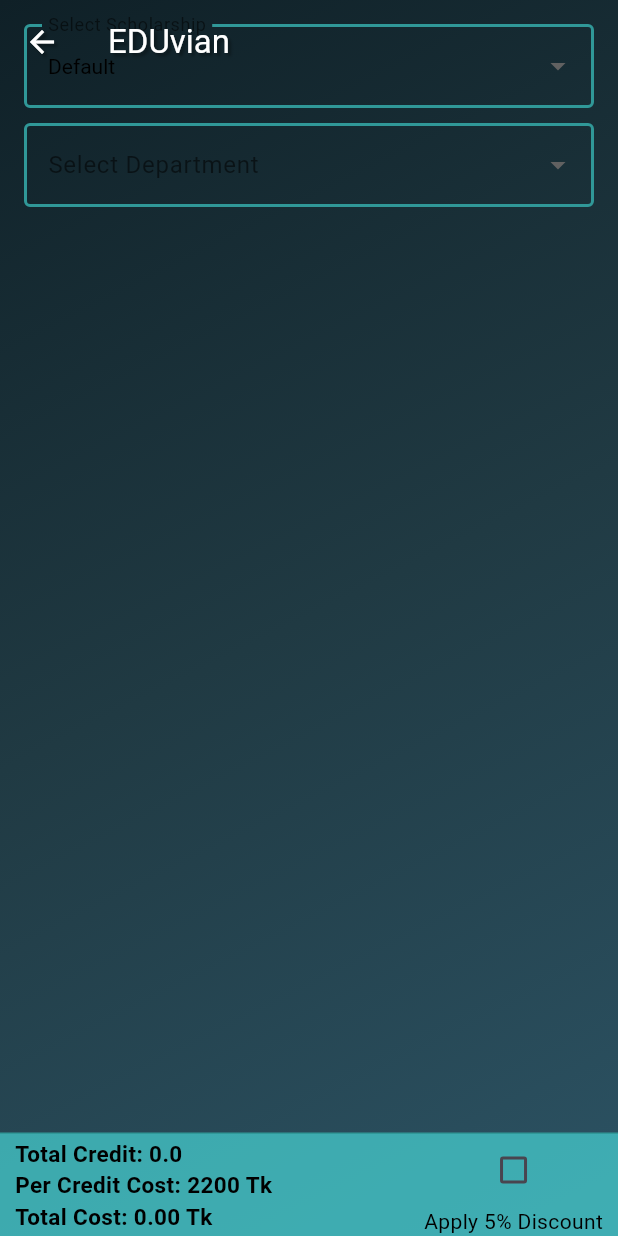
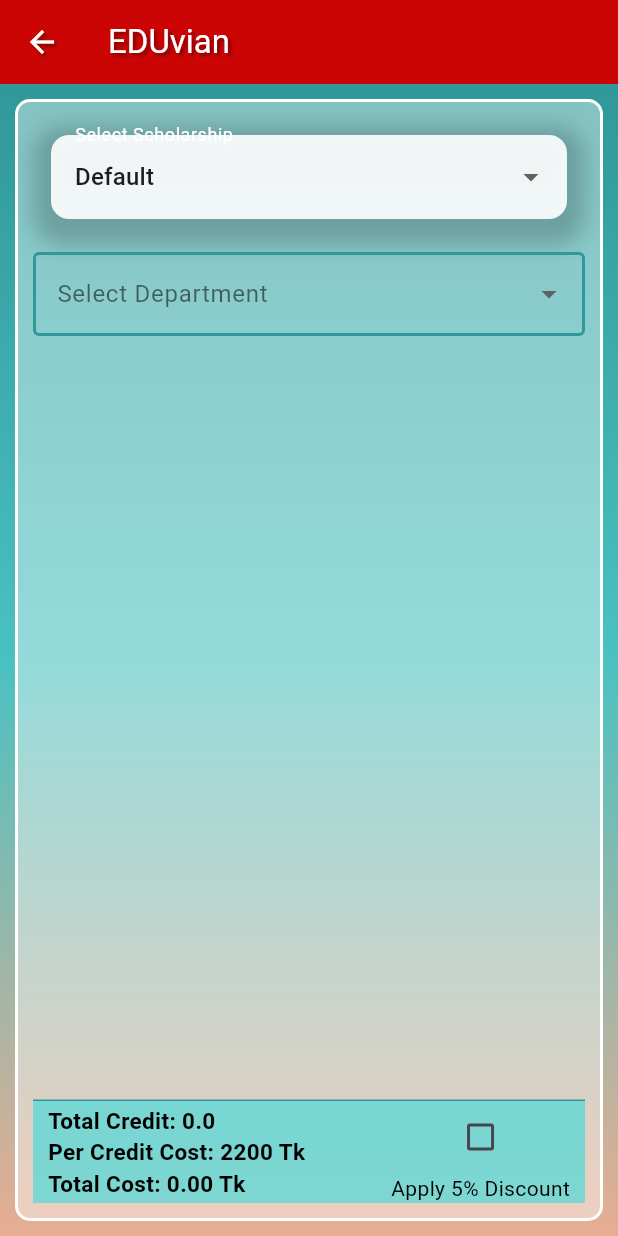
Before and after one commit to md-jihan/EDUvian, a Flutter app: the screen it shows after launch, on a phone screen of 412 x 824 dp. Run offline on Flutter 3.47's test engine with Material 3 defaults, Android fonts, the phone set to English and light mode, and no system bars; our stand-ins replace flutter_riverpod, go_router.

Commit message:
Initial commit of EDUvian Flutter project

```diff
--- a/lib/main.dart
+++ b/lib/main.dart
@@ -15,9 +15,7 @@
     final router = ref.watch(routerProvider);
     return MaterialApp.router(
       title: 'EDUvian',
-      theme: ThemeData(
-        scaffoldBackgroundColor: Color.fromARGB(255, 255, 255, 255),
-      ),
+      theme: ThemeData(),
       debugShowCheckedModeBanner: false,
       routerConfig: router,
     );
--- a/lib/screen/credit_copy.dart
+++ b/lib/screen/credit_copy.dart
@@ -22,8 +22,8 @@
   @override
   Widget build(BuildContext context) {
     return Scaffold(
-      extendBodyBehindAppBar: true,
       appBar: AppBar(
+        //extendBodyBehindAppBar: true,
         title: Text(
           'EDUvian',
           style: TextStyle(
@@ -37,7 +37,7 @@
           ),
         ),
         elevation: 0,
-        backgroundColor: Colors.transparent,
+        backgroundColor: Color.fromRGBO(203, 4, 4, 1),
         foregroundColor: Colors.white,
 
         leading: IconButton(
@@ -61,55 +61,34 @@
       body: Container(
         decoration: const BoxDecoration(
           gradient: LinearGradient(
-            colors: [Color(0xFF0F2027), Color(0xFF203A43), Color(0xFF2C5364)],
-            begin: Alignment.topLeft,
-            end: Alignment.bottomRight,
+            colors: [
+              Color(0xff309898),
+              Color.fromARGB(255, 74, 193, 193),
+              Color.fromARGB(255, 231, 173, 146),
+            ],
+            begin: Alignment.topCenter,
+            end: Alignment.bottomCenter,
           ),
         ),
+        padding: const EdgeInsets.all(10),
+        child: Container(
+          padding: EdgeInsets.all(10),
+          decoration: BoxDecoration(
+            color: const Color.fromARGB(104, 255, 255, 255),
+            border: Border.all(color: Colors.white, width: 2),
+            borderRadius: BorderRadius.circular(10),
+          ),
+
           child: Column(
             children: [
               Expanded(
-              child: SingleChildScrollView(
-                padding: EdgeInsets.all(16),
                 child: Column(
                   children: [
                     Consumer(
                       builder: (context, ref, child) {
-                        return DropdownButtonFormField(
-                          decoration: InputDecoration(
-                            labelText: 'Select Scholarship',
-                            labelStyle: TextStyle(color: Colors.black54),
-                            border: OutlineInputBorder(
-                              borderSide: BorderSide(
-                                color: const Color.fromRGBO(
-                                  48,
-                                  152,
-                                  152,
-                                  1.000,
-                                ),
-                                width: 2.0,
-                              ),
-                            ),
-                            enabledBorder: OutlineInputBorder(
-                              borderSide: BorderSide(
-                                color: const Color.fromRGBO(
-                                  48,
-                                  152,
-                                  152,
-                                  1.000,
-                                ),
-                                width: 2.0,
-                              ),
-                            ),
-                            focusedBorder: OutlineInputBorder(
-                              borderSide: BorderSide(
-                                color: const Color.fromARGB(255, 58, 179, 179),
-                                width: 2.0,
-                              ),
-                            ),
-                          ),
-                          dropdownColor: Color.fromRGBO(57, 179, 179, 1),
-                          style: TextStyle(color: Colors.black),
+                        return _glassCard(
+                          child: DropdownButtonFormField(
+                            decoration: _inputDecoration('Select Scholarship'),
                             value: ref.watch(scholoarshipProvider),
                             items:
                                 items.keys.map((value) {
@@ -119,11 +98,10 @@
                                   );
                                 }).toList(),
                             onChanged: (newValue) {
-                            if (newValue != null) {
                               ref.read(scholoarshipProvider.notifier).state =
-                                  newValue;
-                            }
+                                  newValue!;
                             },
+                          ),
                         );
                       },
                     ),
@@ -231,7 +209,9 @@
                                   filled: true,
                                   fillColor: Colors.white,
                                   hintText: 'Search by code or name',
-                                  labelStyle: TextStyle(color: Colors.black54),
+                                  labelStyle: TextStyle(
+                                    color: Color(0xffcb0404),
+                                  ),
                                   border: OutlineInputBorder(
                                     borderRadius: BorderRadius.circular(12),
                                     borderSide: BorderSide.none,
@@ -332,8 +312,11 @@
                                             .read(subjectProvider.notifier)
                                             .state = update;
                                       },
-                                      backgroundColor: Colors.teal.shade100,
+                                      backgroundColor: Colors.white24,
                                       deleteIconColor: Colors.redAccent,
+                                      labelStyle: const TextStyle(
+                                        color: Colors.white,
+                                      ),
                                       padding: const EdgeInsets.symmetric(
                                         horizontal: 8,
                                         vertical: 4,
@@ -425,7 +408,6 @@
                       },
                     ),
                   ],
-                ),
                 ),
               ),
 
@@ -533,6 +515,51 @@
             ],
           ),
         ),
+      ),
     );
   }
+
+  InputDecoration _inputDecoration(String label) => InputDecoration(
+    labelText: label,
+    filled: true,
+    fillColor: Colors.white.withOpacity(0.9),
+    labelStyle: const TextStyle(color: Colors.white),
+    border: OutlineInputBorder(
+      borderRadius: BorderRadius.circular(12),
+      borderSide: BorderSide.none,
+    ),
+  );
+
+  Widget _glassCard({required Widget child, EdgeInsets? padding}) => Container(
+    padding: padding ?? const EdgeInsets.all(12),
+    decoration: BoxDecoration(
+      //color: Colors.white.withOpacity(0.1),
+      borderRadius: BorderRadius.circular(20),
+      //border: Border.all(color: Colors.white.withOpacity(0.5)),
+      boxShadow: [
+        BoxShadow(
+          color: Colors.black.withOpacity(0.2),
+          blurRadius: 12,
+          offset: const Offset(0, 6),
+        ),
+      ],
+    ),
+    child: child,
+  );
+  Widget _summaryRow(String label, String value) => Padding(
+    padding: const EdgeInsets.symmetric(vertical: 6),
+    child: Row(
+      mainAxisAlignment: MainAxisAlignment.spaceBetween,
+      children: [
+        Text(
+          label,
+          style: const TextStyle(
+            color: Colors.white,
+            fontWeight: FontWeight.bold,
+          ),
+        ),
+        Text(value, style: const TextStyle(color: Colors.white)),
+      ],
+    ),
+  );
 }
```
Lines whose indentation alone changed are shown as unchanged.
